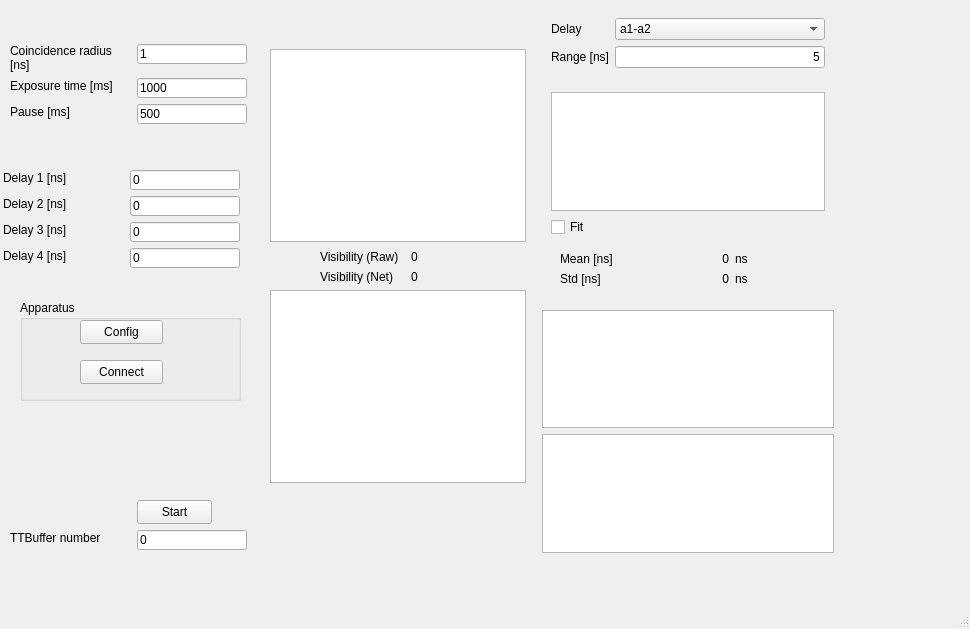
Before: the Qt Designer form pol/pol.ui in qLuxor/pylabtools, drawn with Qt 5.
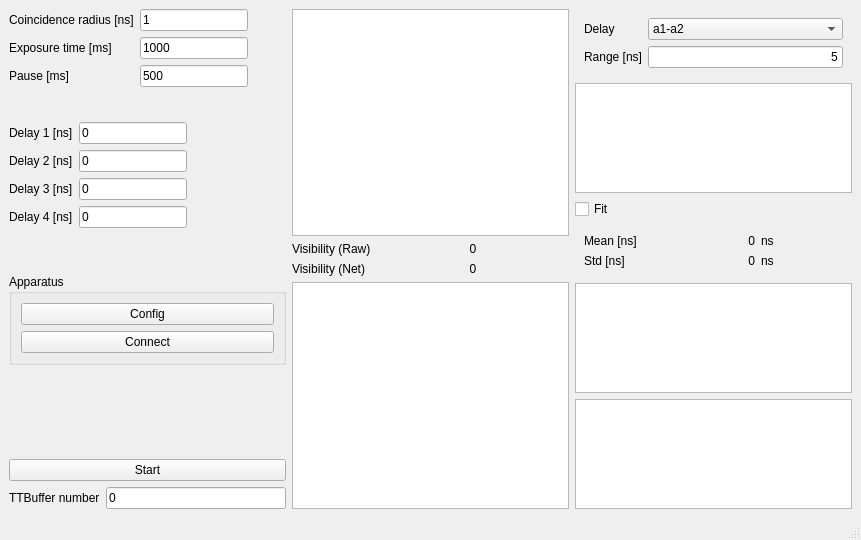
After: the same form once the commit is applied. Custom widgets are drawn as their Qt base class.

Commit message: Add first draft of apparatus management

```diff
--- a/pol/pol.ui
+++ b/pol/pol.ui
@@ -6,31 +6,341 @@
    <rect>
     <x>0</x>
     <y>0</y>
-    <width>970</width>
-    <height>629</height>
+    <width>861</width>
+    <height>540</height>
    </rect>
   </property>
   <property name="windowTitle">
    <string>MainWindow</string>
   </property>
   <widget class="QWidget" name="centralwidget">
-   <widget class="QWidget" name="verticalWidget_2" native="true">
-    <property name="geometry">
-     <rect>
-      <x>542</x>
-      <y>9</y>
-      <width>292</width>
-      <height>544</height>
-     </rect>
-    </property>
+   <layout class="QHBoxLayout" name="horizontalLayout">
+    <item>
+     <layout class="QVBoxLayout" name="verticalLayout_3">
+      <item>
+       <layout class="QFormLayout" name="formLayout">
+        <item row="0" column="0">
+         <widget class="QLabel" name="label">
+          <property name="sizePolicy">
+           <sizepolicy hsizetype="Maximum" vsizetype="Preferred">
+            <horstretch>0</horstretch>
+            <verstretch>0</verstretch>
+           </sizepolicy>
+          </property>
+          <property name="text">
+           <string>Coincidence radius [ns]</string>
+          </property>
+          <property name="wordWrap">
+           <bool>true</bool>
+          </property>
+         </widget>
+        </item>
+        <item row="0" column="1">
+         <widget class="QLineEdit" name="txtWindow">
     <property name="sizePolicy">
-     <sizepolicy hsizetype="Expanding" vsizetype="Preferred">
+           <sizepolicy hsizetype="Maximum" vsizetype="Fixed">
       <horstretch>0</horstretch>
       <verstretch>0</verstretch>
      </sizepolicy>
+          </property>
+          <property name="text">
+           <string>1</string>
+          </property>
+         </widget>
+        </item>
+        <item row="1" column="0">
+         <widget class="QLabel" name="label_2">
+          <property name="sizePolicy">
+           <sizepolicy hsizetype="Maximum" vsizetype="Preferred">
+            <horstretch>0</horstretch>
+            <verstretch>0</verstretch>
+           </sizepolicy>
+          </property>
+          <property name="text">
+           <string>Exposure time [ms]</string>
+          </property>
+         </widget>
+        </item>
+        <item row="1" column="1">
+         <widget class="QLineEdit" name="txtExp">
+          <property name="sizePolicy">
+           <sizepolicy hsizetype="Maximum" vsizetype="Fixed">
+            <horstretch>0</horstretch>
+            <verstretch>0</verstretch>
+           </sizepolicy>
+          </property>
+          <property name="text">
+           <string>1000</string>
+          </property>
+         </widget>
+        </item>
+        <item row="2" column="0">
+         <widget class="QLabel" name="label_9">
+          <property name="text">
+           <string>Pause [ms]</string>
+          </property>
+         </widget>
+        </item>
+        <item row="2" column="1">
+         <widget class="QLineEdit" name="txtPause">
+          <property name="sizePolicy">
+           <sizepolicy hsizetype="Maximum" vsizetype="Fixed">
+            <horstretch>0</horstretch>
+            <verstretch>0</verstretch>
+           </sizepolicy>
+          </property>
+          <property name="text">
+           <string>500</string>
+          </property>
+         </widget>
+        </item>
+       </layout>
+      </item>
+      <item>
+       <spacer name="verticalSpacer">
+        <property name="orientation">
+         <enum>Qt::Vertical</enum>
+        </property>
+        <property name="sizeHint" stdset="0">
+         <size>
+          <width>20</width>
+          <height>28</height>
+         </size>
+        </property>
+       </spacer>
+      </item>
+      <item>
+       <layout class="QFormLayout" name="formLayout_2">
+        <item row="0" column="0">
+         <widget class="QLabel" name="label_3">
+          <property name="sizePolicy">
+           <sizepolicy hsizetype="Maximum" vsizetype="Preferred">
+            <horstretch>0</horstretch>
+            <verstretch>0</verstretch>
+           </sizepolicy>
+          </property>
+          <property name="text">
+           <string>Delay 1 [ns]</string>
+          </property>
+         </widget>
+        </item>
+        <item row="0" column="1">
+         <widget class="QLineEdit" name="txtDelay1">
+          <property name="sizePolicy">
+           <sizepolicy hsizetype="Maximum" vsizetype="Fixed">
+            <horstretch>0</horstretch>
+            <verstretch>0</verstretch>
+           </sizepolicy>
+          </property>
+          <property name="text">
+           <string>0</string>
+          </property>
+         </widget>
+        </item>
+        <item row="1" column="0">
+         <widget class="QLabel" name="label_4">
+          <property name="sizePolicy">
+           <sizepolicy hsizetype="Maximum" vsizetype="Preferred">
+            <horstretch>0</horstretch>
+            <verstretch>0</verstretch>
+           </sizepolicy>
+          </property>
+          <property name="text">
+           <string>Delay 2 [ns]</string>
+          </property>
+         </widget>
+        </item>
+        <item row="1" column="1">
+         <widget class="QLineEdit" name="txtDelay2">
+          <property name="sizePolicy">
+           <sizepolicy hsizetype="Maximum" vsizetype="Fixed">
+            <horstretch>0</horstretch>
+            <verstretch>0</verstretch>
+           </sizepolicy>
+          </property>
+          <property name="text">
+           <string>0</string>
+          </property>
+         </widget>
+        </item>
+        <item row="2" column="0">
+         <widget class="QLabel" name="label_5">
+          <property name="text">
+           <string>Delay 3 [ns]</string>
+          </property>
+         </widget>
+        </item>
+        <item row="2" column="1">
+         <widget class="QLineEdit" name="txtDelay3">
+          <property name="sizePolicy">
+           <sizepolicy hsizetype="Maximum" vsizetype="Fixed">
+            <horstretch>0</horstretch>
+            <verstretch>0</verstretch>
+           </sizepolicy>
+          </property>
+          <property name="text">
+           <string>0</string>
+          </property>
+         </widget>
+        </item>
+        <item row="3" column="0">
+         <widget class="QLabel" name="label_6">
+          <property name="text">
+           <string>Delay 4 [ns]</string>
+          </property>
+         </widget>
+        </item>
+        <item row="3" column="1">
+         <widget class="QLineEdit" name="txtDelay4">
+          <property name="sizePolicy">
+           <sizepolicy hsizetype="Maximum" vsizetype="Fixed">
+            <horstretch>0</horstretch>
+            <verstretch>0</verstretch>
+           </sizepolicy>
+          </property>
+          <property name="text">
+           <string>0</string>
+          </property>
+         </widget>
+        </item>
+       </layout>
+      </item>
+      <item>
+       <spacer name="verticalSpacer_2">
+        <property name="orientation">
+         <enum>Qt::Vertical</enum>
+        </property>
+        <property name="sizeHint" stdset="0">
+         <size>
+          <width>20</width>
+          <height>40</height>
+         </size>
+        </property>
+       </spacer>
+      </item>
+      <item>
+       <widget class="QGroupBox" name="groupBox">
+        <property name="sizePolicy">
+         <sizepolicy hsizetype="Expanding" vsizetype="MinimumExpanding">
+          <horstretch>0</horstretch>
+          <verstretch>0</verstretch>
+         </sizepolicy>
+        </property>
+        <property name="title">
+         <string>Apparatus</string>
     </property>
     <layout class="QVBoxLayout" name="verticalLayout_4">
      <item>
+          <widget class="QPushButton" name="btnConfig">
+           <property name="text">
+            <string>Config</string>
+           </property>
+          </widget>
+         </item>
+         <item>
+          <widget class="QPushButton" name="btnConnect">
+           <property name="text">
+            <string>Connect</string>
+           </property>
+          </widget>
+         </item>
+        </layout>
+       </widget>
+      </item>
+      <item>
+       <spacer name="verticalSpacer_3">
+        <property name="orientation">
+         <enum>Qt::Vertical</enum>
+        </property>
+        <property name="sizeHint" stdset="0">
+         <size>
+          <width>20</width>
+          <height>88</height>
+         </size>
+        </property>
+       </spacer>
+      </item>
+      <item>
+       <widget class="QPushButton" name="btnStart">
+        <property name="text">
+         <string>Start</string>
+        </property>
+       </widget>
+      </item>
+      <item>
+       <layout class="QFormLayout" name="formLayout_4">
+        <item row="0" column="0">
+         <widget class="QLabel" name="label_17">
+          <property name="text">
+           <string>TTBuffer number</string>
+          </property>
+         </widget>
+        </item>
+        <item row="0" column="1">
+         <widget class="QLineEdit" name="txtBufferNo">
+          <property name="text">
+           <string>0</string>
+          </property>
+         </widget>
+        </item>
+       </layout>
+      </item>
+     </layout>
+    </item>
+    <item>
+     <layout class="QVBoxLayout" name="verticalLayout">
+      <item>
+       <widget class="PlotWidget" name="pltSingleVis"/>
+      </item>
+      <item>
+       <layout class="QFormLayout" name="formLayout_5">
+        <item row="0" column="0">
+         <widget class="QLabel" name="lblRate_2">
+          <property name="text">
+           <string>Visibility (Raw)</string>
+          </property>
+         </widget>
+        </item>
+        <item row="0" column="1">
+         <widget class="QLabel" name="lblVis">
+          <property name="text">
+           <string>0</string>
+          </property>
+          <property name="textFormat">
+           <enum>Qt::AutoText</enum>
+          </property>
+          <property name="alignment">
+           <set>Qt::AlignCenter</set>
+          </property>
+         </widget>
+        </item>
+        <item row="1" column="0">
+         <widget class="QLabel" name="label_20">
+          <property name="text">
+           <string>Visibility (Net)</string>
+          </property>
+         </widget>
+        </item>
+        <item row="1" column="1">
+         <widget class="QLabel" name="lblVisNet">
+          <property name="text">
+           <string>0</string>
+          </property>
+          <property name="alignment">
+           <set>Qt::AlignCenter</set>
+          </property>
+         </widget>
+        </item>
+       </layout>
+      </item>
+      <item>
+       <widget class="PlotWidget" name="pltCoincVis"/>
+      </item>
+     </layout>
+    </item>
+    <item>
+     <layout class="QVBoxLayout" name="verticalLayout_2">
+      <item>
       <widget class="QWidget" name="widget" native="true">
        <property name="sizePolicy">
         <sizepolicy hsizetype="MinimumExpanding" vsizetype="Preferred">
@@ -96,9 +406,6 @@
       </widget>
      </item>
      <item>
-      <widget class="QWidget" name="widget_2" native="true">
-       <layout class="QVBoxLayout" name="verticalLayout_2">
-        <item>
          <widget class="PlotWidget" name="pltDelay"/>
         </item>
         <item>
@@ -162,9 +469,6 @@
           </layout>
          </widget>
         </item>
-       </layout>
-      </widget>
-     </item>
      <item>
       <widget class="PlotWidget" name="pltMonitor"/>
      </item>
@@ -172,426 +476,8 @@
       <widget class="PlotWidget" name="pltAlign"/>
      </item>
     </layout>
-   </widget>
-   <widget class="QWidget" name="layoutWidget">
-    <property name="geometry">
-     <rect>
-      <x>320</x>
-      <y>250</y>
-      <width>104</width>
-      <height>36</height>
-     </rect>
-    </property>
-    <layout class="QFormLayout" name="formLayout_5">
-     <item row="0" column="0">
-      <widget class="QLabel" name="lblRate_2">
-       <property name="text">
-        <string>Visibility (Raw)</string>
-       </property>
-      </widget>
-     </item>
-     <item row="0" column="1">
-      <widget class="QLabel" name="lblVis">
-       <property name="text">
-        <string>0</string>
-       </property>
-       <property name="textFormat">
-        <enum>Qt::AutoText</enum>
-       </property>
-       <property name="alignment">
-        <set>Qt::AlignCenter</set>
-       </property>
-      </widget>
-     </item>
-     <item row="1" column="0">
-      <widget class="QLabel" name="label_20">
-       <property name="text">
-        <string>Visibility (Net)</string>
-       </property>
-      </widget>
-     </item>
-     <item row="1" column="1">
-      <widget class="QLabel" name="lblVisNet">
-       <property name="text">
-        <string>0</string>
-       </property>
-       <property name="alignment">
-        <set>Qt::AlignCenter</set>
-       </property>
-      </widget>
-     </item>
-    </layout>
-   </widget>
-   <widget class="PlotWidget" name="pltSingleVis">
-    <property name="geometry">
-     <rect>
-      <x>270</x>
-      <y>49</y>
-      <width>256</width>
-      <height>193</height>
-     </rect>
-    </property>
-   </widget>
-   <widget class="PlotWidget" name="pltCoincVis">
-    <property name="geometry">
-     <rect>
-      <x>270</x>
-      <y>290</y>
-      <width>256</width>
-      <height>193</height>
-     </rect>
-    </property>
-   </widget>
-   <widget class="QLabel" name="label">
-    <property name="geometry">
-     <rect>
-      <x>10</x>
-      <y>44</y>
-      <width>119</width>
-      <height>28</height>
-     </rect>
-    </property>
-    <property name="sizePolicy">
-     <sizepolicy hsizetype="Maximum" vsizetype="Preferred">
-      <horstretch>0</horstretch>
-      <verstretch>0</verstretch>
-     </sizepolicy>
-    </property>
-    <property name="text">
-     <string>Coincidence radius [ns]</string>
-    </property>
-    <property name="wordWrap">
-     <bool>true</bool>
-    </property>
-   </widget>
-   <widget class="QLabel" name="label_2">
-    <property name="geometry">
-     <rect>
-      <x>10</x>
-      <y>78</y>
-      <width>121</width>
-      <height>16</height>
-     </rect>
-    </property>
-    <property name="sizePolicy">
-     <sizepolicy hsizetype="Maximum" vsizetype="Preferred">
-      <horstretch>0</horstretch>
-      <verstretch>0</verstretch>
-     </sizepolicy>
-    </property>
-    <property name="text">
-     <string>Exposure time [ms]</string>
-    </property>
-   </widget>
-   <widget class="QLineEdit" name="txtExp">
-    <property name="geometry">
-     <rect>
-      <x>137</x>
-      <y>78</y>
-      <width>110</width>
-      <height>20</height>
-     </rect>
-    </property>
-    <property name="sizePolicy">
-     <sizepolicy hsizetype="Maximum" vsizetype="Fixed">
-      <horstretch>0</horstretch>
-      <verstretch>0</verstretch>
-     </sizepolicy>
-    </property>
-    <property name="text">
-     <string>1000</string>
-    </property>
-   </widget>
-   <widget class="QLineEdit" name="txtWindow">
-    <property name="geometry">
-     <rect>
-      <x>137</x>
-      <y>44</y>
-      <width>110</width>
-      <height>20</height>
-     </rect>
-    </property>
-    <property name="sizePolicy">
-     <sizepolicy hsizetype="Maximum" vsizetype="Fixed">
-      <horstretch>0</horstretch>
-      <verstretch>0</verstretch>
-     </sizepolicy>
-    </property>
-    <property name="text">
-     <string>1</string>
-    </property>
-   </widget>
-   <widget class="QLabel" name="label_3">
-    <property name="geometry">
-     <rect>
-      <x>3</x>
-      <y>170</y>
-      <width>75</width>
-      <height>16</height>
-     </rect>
-    </property>
-    <property name="sizePolicy">
-     <sizepolicy hsizetype="Maximum" vsizetype="Preferred">
-      <horstretch>0</horstretch>
-      <verstretch>0</verstretch>
-     </sizepolicy>
-    </property>
-    <property name="text">
-     <string>Delay 1 [ns]</string>
-    </property>
-   </widget>
-   <widget class="QLabel" name="label_4">
-    <property name="geometry">
-     <rect>
-      <x>3</x>
-      <y>196</y>
-      <width>75</width>
-      <height>16</height>
-     </rect>
-    </property>
-    <property name="sizePolicy">
-     <sizepolicy hsizetype="Maximum" vsizetype="Preferred">
-      <horstretch>0</horstretch>
-      <verstretch>0</verstretch>
-     </sizepolicy>
-    </property>
-    <property name="text">
-     <string>Delay 2 [ns]</string>
-    </property>
-   </widget>
-   <widget class="QLineEdit" name="txtDelay1">
-    <property name="geometry">
-     <rect>
-      <x>130</x>
-      <y>170</y>
-      <width>110</width>
-      <height>20</height>
-     </rect>
-    </property>
-    <property name="sizePolicy">
-     <sizepolicy hsizetype="Maximum" vsizetype="Fixed">
-      <horstretch>0</horstretch>
-      <verstretch>0</verstretch>
-     </sizepolicy>
-    </property>
-    <property name="text">
-     <string>0</string>
-    </property>
-   </widget>
-   <widget class="QWidget" name="layoutWidget">
-    <property name="geometry">
-     <rect>
-      <x>10</x>
-      <y>500</y>
-      <width>16</width>
-      <height>16</height>
-     </rect>
-    </property>
-    <layout class="QGridLayout" name="gridLayout"/>
-   </widget>
-   <widget class="QLineEdit" name="txtDelay3">
-    <property name="geometry">
-     <rect>
-      <x>130</x>
-      <y>222</y>
-      <width>110</width>
-      <height>20</height>
-     </rect>
-    </property>
-    <property name="sizePolicy">
-     <sizepolicy hsizetype="Maximum" vsizetype="Fixed">
-      <horstretch>0</horstretch>
-      <verstretch>0</verstretch>
-     </sizepolicy>
-    </property>
-    <property name="text">
-     <string>0</string>
-    </property>
-   </widget>
-   <widget class="QLineEdit" name="txtDelay2">
-    <property name="geometry">
-     <rect>
-      <x>130</x>
-      <y>196</y>
-      <width>110</width>
-      <height>20</height>
-     </rect>
-    </property>
-    <property name="sizePolicy">
-     <sizepolicy hsizetype="Maximum" vsizetype="Fixed">
-      <horstretch>0</horstretch>
-      <verstretch>0</verstretch>
-     </sizepolicy>
-    </property>
-    <property name="text">
-     <string>0</string>
-    </property>
-   </widget>
-   <widget class="QLabel" name="label_6">
-    <property name="geometry">
-     <rect>
-      <x>3</x>
-      <y>248</y>
-      <width>75</width>
-      <height>16</height>
-     </rect>
-    </property>
-    <property name="text">
-     <string>Delay 4 [ns]</string>
-    </property>
-   </widget>
-   <widget class="QLabel" name="label_5">
-    <property name="geometry">
-     <rect>
-      <x>3</x>
-      <y>222</y>
-      <width>75</width>
-      <height>16</height>
-     </rect>
-    </property>
-    <property name="text">
-     <string>Delay 3 [ns]</string>
-    </property>
-   </widget>
-   <widget class="QLineEdit" name="txtDelay4">
-    <property name="geometry">
-     <rect>
-      <x>130</x>
-      <y>248</y>
-      <width>110</width>
-      <height>20</height>
-     </rect>
-    </property>
-    <property name="sizePolicy">
-     <sizepolicy hsizetype="Maximum" vsizetype="Fixed">
-      <horstretch>0</horstretch>
-      <verstretch>0</verstretch>
-     </sizepolicy>
-    </property>
-    <property name="text">
-     <string>0</string>
-    </property>
-   </widget>
-   <widget class="QLineEdit" name="txtPause">
-    <property name="geometry">
-     <rect>
-      <x>137</x>
-      <y>104</y>
-      <width>110</width>
-      <height>20</height>
-     </rect>
-    </property>
-    <property name="sizePolicy">
-     <sizepolicy hsizetype="Maximum" vsizetype="Fixed">
-      <horstretch>0</horstretch>
-      <verstretch>0</verstretch>
-     </sizepolicy>
-    </property>
-    <property name="text">
-     <string>500</string>
-    </property>
-   </widget>
-   <widget class="QLabel" name="label_9">
-    <property name="geometry">
-     <rect>
-      <x>10</x>
-      <y>104</y>
-      <width>70</width>
-      <height>16</height>
-     </rect>
-    </property>
-    <property name="text">
-     <string>Pause [ms]</string>
-    </property>
-   </widget>
-   <widget class="QPushButton" name="btnStart">
-    <property name="geometry">
-     <rect>
-      <x>137</x>
-      <y>500</y>
-      <width>75</width>
-      <height>24</height>
-     </rect>
-    </property>
-    <property name="text">
-     <string>Start</string>
-    </property>
-   </widget>
-   <widget class="QLineEdit" name="txtBufferNo">
-    <property name="geometry">
-     <rect>
-      <x>137</x>
-      <y>530</y>
-      <width>110</width>
-      <height>20</height>
-     </rect>
-    </property>
-    <property name="text">
-     <string>0</string>
-    </property>
-   </widget>
-   <widget class="QLabel" name="label_17">
-    <property name="geometry">
-     <rect>
-      <x>10</x>
-      <y>530</y>
-      <width>103</width>
-      <height>16</height>
-     </rect>
-    </property>
-    <property name="text">
-     <string>TTBuffer number</string>
-    </property>
-   </widget>
-   <widget class="QGroupBox" name="groupBox">
-    <property name="geometry">
-     <rect>
-      <x>20</x>
-      <y>300</y>
-      <width>221</width>
-      <height>101</height>
-     </rect>
-    </property>
-    <property name="title">
-     <string>Apparatus</string>
-    </property>
-    <widget class="QPushButton" name="btnConfig">
-     <property name="geometry">
-      <rect>
-       <x>60</x>
-       <y>20</y>
-       <width>83</width>
-       <height>24</height>
-      </rect>
-     </property>
-     <property name="text">
-      <string>Config</string>
-     </property>
-    </widget>
-    <widget class="QPushButton" name="btnConnect">
-     <property name="geometry">
-      <rect>
-       <x>60</x>
-       <y>60</y>
-       <width>83</width>
-       <height>24</height>
-      </rect>
-     </property>
-     <property name="text">
-      <string>Connect</string>
-     </property>
-    </widget>
-   </widget>
-  </widget>
-  <widget class="QMenuBar" name="menubar">
-   <property name="geometry">
-    <rect>
-     <x>0</x>
-     <y>0</y>
-     <width>970</width>
-     <height>19</height>
-    </rect>
-   </property>
+    </item>
+   </layout>
   </widget>
   <widget class="QStatusBar" name="statusbar"/>
  </widget>
```
Lines whose indentation alone changed are shown as unchanged. The commit also changes 1 other file.
